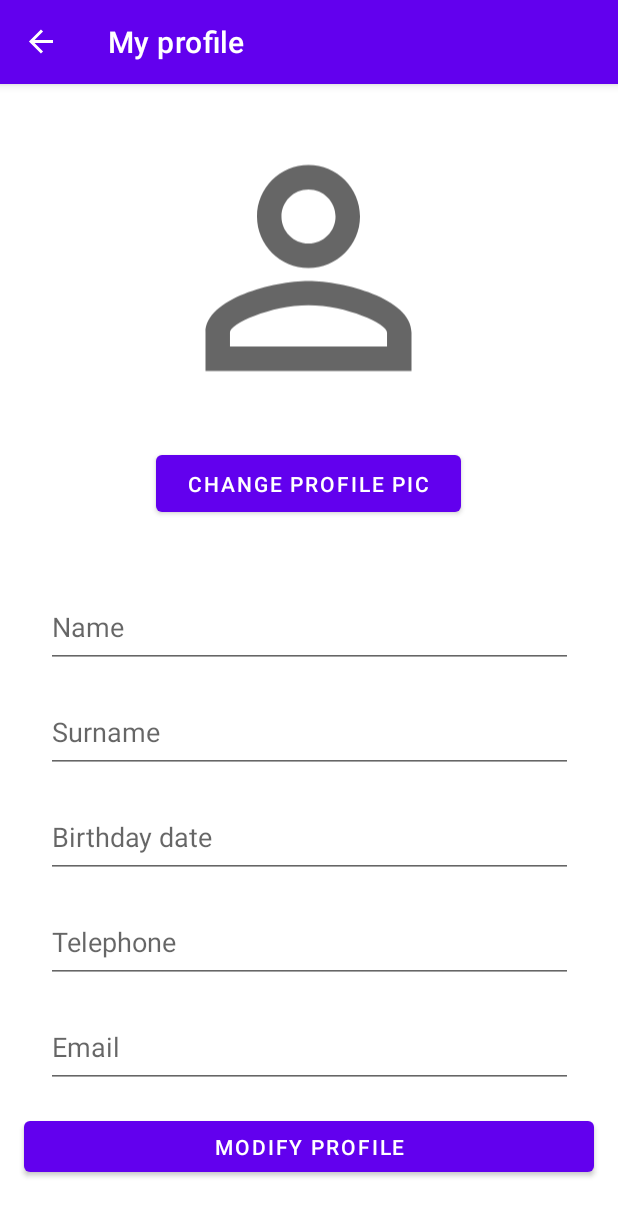
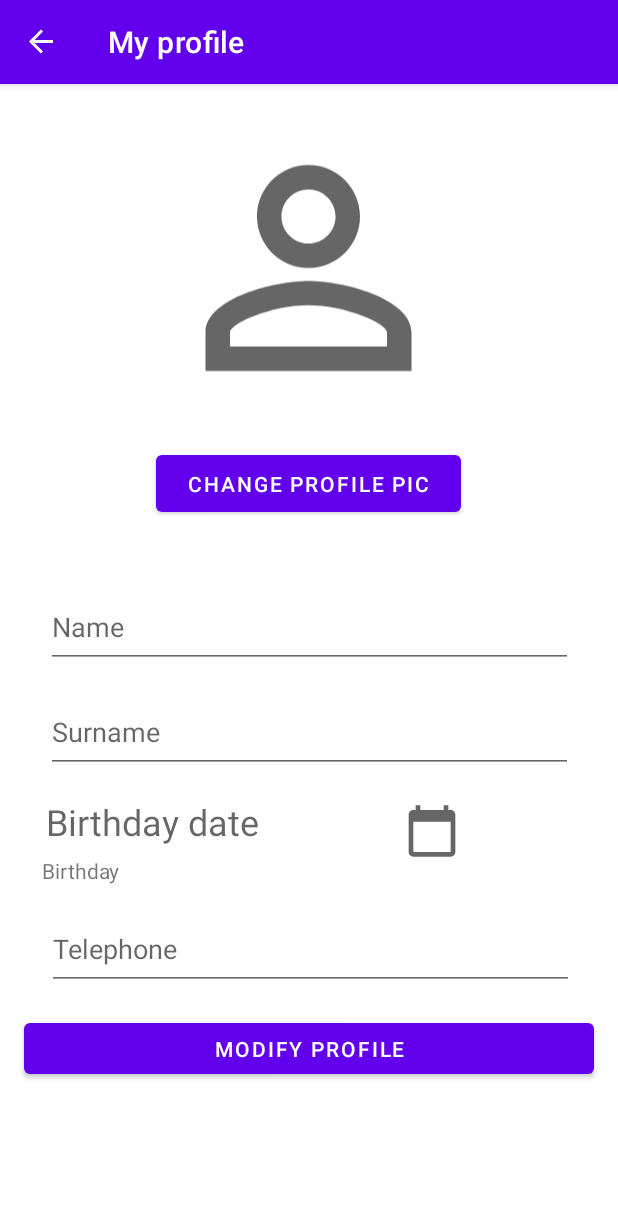
Before and after one commit to gianluca-pepe/eatwithme, an Android app: the MyProfileFragment screen opened through its navigation route, on a phone screen of 412 x 824 dp. Shown: the top 1216 px of the screen. Run offline under Robolectric (Android 15) with nearby library versions, the phone set to English and light mode, and no system bars; our stand-ins replace Firebase (no records; nobody signed in at launch, a user with empty details on screens opened directly), navigation-ui.

Commit message:
Connect my profile section with Firestore
Check if user info are stored in Firestore otherwise stores theme. Update user information in "MyProfileFragment"

```diff
--- a/app/src/main/java/com/brugia/eatwithme/LoginRegisterActivity.kt
+++ b/app/src/main/java/com/brugia/eatwithme/LoginRegisterActivity.kt
@@ -5,6 +5,8 @@ import android.content.Intent
 import androidx.appcompat.app.AppCompatActivity
 import android.os.Bundle
 import android.widget.Toast
+import com.brugia.eatwithme.createtable.CreateTableViewModel
+import com.brugia.eatwithme.myprofile.MyProfileViewModel
 import com.firebase.ui.auth.AuthMethodPickerLayout
 import com.firebase.ui.auth.AuthUI
 import com.firebase.ui.auth.IdpResponse
--- a/app/src/main/java/com/brugia/eatwithme/MainActivity.kt
+++ b/app/src/main/java/com/brugia/eatwithme/MainActivity.kt
@@ -13,6 +13,7 @@ import androidx.navigation.ui.AppBarConfiguration
 import androidx.navigation.ui.navigateUp
 import androidx.navigation.ui.setupActionBarWithNavController
 import androidx.navigation.ui.setupWithNavController
+import com.brugia.eatwithme.myprofile.MyProfileViewModel
 import com.google.android.material.navigation.NavigationView
 import com.google.firebase.auth.FirebaseAuth
 import com.google.firebase.auth.ktx.auth
@@ -24,6 +25,7 @@ class MainActivity : AppCompatActivity() {
     private lateinit var appBarConfiguration: AppBarConfiguration
     private lateinit var drawerLayout: DrawerLayout
     private lateinit var destinationListener: NavController.OnDestinationChangedListener
+    private val personViewModel: MyProfileViewModel = MyProfileViewModel()
 
     override fun onCreate(savedInstanceState: Bundle?) {
         super.onCreate(savedInstanceState)
@@ -33,7 +35,10 @@ class MainActivity : AppCompatActivity() {
         if (FirebaseAuth.getInstance().currentUser == null) {
             startActivity(Intent(this, LoginRegisterActivity::class.java))
             this.finish()
+        }else{
+            personViewModel.checkPersonData()//check if person data are loaded and load them
         }
+
 
 
         val navHostFragment = supportFragmentManager.
--- a/app/src/main/java/com/brugia/eatwithme/MyProfileFragment.kt
+++ /dev/null
@@ -1,57 +0,0 @@
-package com.brugia.eatwithme
-
-import android.os.Bundle
-import androidx.fragment.app.Fragment
-import android.view.LayoutInflater
-import android.view.View
-import android.view.ViewGroup
-
-// TODO: Rename parameter arguments, choose names that match
-// the fragment initialization parameters, e.g. ARG_ITEM_NUMBER
-private const val ARG_PARAM1 = "param1"
-private const val ARG_PARAM2 = "param2"
-
-/**
- * A simple [Fragment] subclass.
- * Use the [MyProfileFragment.newInstance] factory method to
- * create an instance of this fragment.
- */
-class MyProfileFragment : Fragment() {
-    // TODO: Rename and change types of parameters
-    private var param1: String? = null
-    private var param2: String? = null
-
-    override fun onCreate(savedInstanceState: Bundle?) {
-        super.onCreate(savedInstanceState)
-        arguments?.let {
-            param1 = it.getString(ARG_PARAM1)
-            param2 = it.getString(ARG_PARAM2)
-        }
-    }
-
-    override fun onCreateView(inflater: LayoutInflater, container: ViewGroup?,
-                              savedInstanceState: Bundle?): View? {
-        // Inflate the layout for this fragment
-        return inflater.inflate(R.layout.fragment_my_profile, container, false)
-    }
-
-    companion object {
-        /**
-         * Use this factory method to create a new instance of
-         * this fragment using the provided parameters.
-         *
-         * @param param1 Parameter 1.
-         * @param param2 Parameter 2.
-         * @return A new instance of fragment MyProfileFragment.
-         */
-        // TODO: Rename and change types and number of parameters
-        @JvmStatic
-        fun newInstance(param1: String, param2: String) =
-                MyProfileFragment().apply {
-                    arguments = Bundle().apply {
-                        putString(ARG_PARAM1, param1)
-                        putString(ARG_PARAM2, param2)
-                    }
-                }
-    }
-}
--- a/app/src/main/java/com/brugia/eatwithme/data/Person.kt
+++ b/app/src/main/java/com/brugia/eatwithme/data/Person.kt
@@ -4,16 +4,18 @@
 
 package com.brugia.eatwithme.data
 
+import com.google.firebase.Timestamp
 import java.util.*
 import kotlin.collections.ArrayList
 
 
-data class Person constructor(
-    val id: Long,
-    val name: String,
-    val surname: String,
-    val telephone: String,
-    val email: String,
-    val birthday: Date,
+data class Person(
+    val id: String? = null,
+    val name: String? = null,
+    val surname: String? = null,
+    val telephone: String? = null,
+    val email: String? = null,
+    val birthday: String? = null,
+    val profile_pic: String? = null,
     val preferences: ArrayList<String>
 )
--- /dev/null
+++ b/app/src/main/java/com/brugia/eatwithme/myprofile/MyProfileFragment.kt
@@ -0,0 +1,119 @@
+package com.brugia.eatwithme
+
+import android.R.string
+import android.os.Bundle
+import android.view.LayoutInflater
+import android.view.View
+import android.view.ViewGroup
+import android.widget.Button
+import android.widget.ImageView
+import android.widget.TextView
+import android.widget.Toast
+import androidx.fragment.app.Fragment
+import com.brugia.eatwithme.datetimepickers.DatePickerFragment
+import com.brugia.eatwithme.myprofile.MyProfileViewModel
+import com.google.android.material.textfield.TextInputEditText
+import java.text.SimpleDateFormat
+import java.util.*
+
+
+class MyProfileFragment : Fragment() {
+
+    private val calendar: Calendar = Calendar.getInstance()
+    private val personViewModel: MyProfileViewModel = MyProfileViewModel()
+
+    private lateinit var pers_name: TextInputEditText
+    private lateinit var pers_surname: TextInputEditText
+    private lateinit var pers_birthday: TextView
+    private lateinit var pers_birthday_calendar: ImageView
+    private lateinit var pers_telephone: TextInputEditText
+    private lateinit var pers_email: TextInputEditText
+    private lateinit var modifyProfile: Button
+
+    private val datePicker = DatePickerFragment(::onDateSet)
+
+    override fun onCreateView(inflater: LayoutInflater, container: ViewGroup?,
+                              savedInstanceState: Bundle?): View? {
+        // Inflate the layout for this fragment
+        val view = inflater.inflate(R.layout.fragment_my_profile, container, false)
+
+        pers_name = view.findViewById(R.id.input_user_name)
+        pers_surname = view.findViewById(R.id.input_user_surname)
+        pers_birthday = view.findViewById(R.id.input_user_birthday)
+        pers_birthday_calendar = view.findViewById(R.id.img_user_calendar)
+        //pers_email = view.findViewById(R.id.input_user_mail)
+        pers_telephone = view.findViewById(R.id.input_user_telephone)
+        modifyProfile = view.findViewById(R.id.btn_modify_profile)
+
+        personViewModel.checkPersonData()//check if person data are loaded and load them
+
+        //Fill variables from DB
+        personViewModel.myprofileLiveData.observe(viewLifecycleOwner, {
+            pers_name.setText(it.name)
+            pers_surname.setText(it.surname)
+            pers_birthday.text = it.birthday?.toString() ?: ""
+            pers_telephone.setText(it.telephone)
+        })
+
+        pers_birthday_calendar.setOnClickListener { this.showDatePickerDialog() }
+        modifyProfile.setOnClickListener { this.modifyProfile() }
+
+        return view
+    }
+
+    fun modifyProfile(){
+        var ok: Boolean = true
+
+        //Update user info
+        if(pers_name.text.toString() == ""){
+            ok = false
+            Toast.makeText(context, "Insert your name", Toast.LENGTH_SHORT).show()
+        }
+        if(pers_surname.text.toString() == ""){
+            ok = false
+            Toast.makeText(context, "Insert your surname", Toast.LENGTH_SHORT).show()
+        }
+        if(pers_birthday.text.toString() == ""){
+            ok = false
+            Toast.makeText(context, "Insert your birthday date", Toast.LENGTH_SHORT).show()
+        }
+        if(pers_telephone.text.toString() == ""){
+            ok = false
+            Toast.makeText(context, "Insert your telephone", Toast.LENGTH_SHORT).show()
+        }
+
+        if(ok){
+
+            //val datebirth = SimpleDateFormat("yyyy/MM/dd").parse(pers_birthday.text.toString())
+            personViewModel.updateCurrentPerson(
+                    name = pers_name.text.toString(),
+                    surname = pers_surname.text.toString(),
+                    telephone = pers_telephone.text.toString(),
+                    birthday = pers_birthday.text.toString()
+            )
+
+            Toast.makeText(context, "Profile info succesfully modified", Toast.LENGTH_SHORT).show()
+        }
+    }
+
+    private fun showDatePickerDialog() {
+        datePicker.show(this.requireActivity().supportFragmentManager, "datePicker")
+    }
+
+    private fun onDateSet(year: Int, month: Int, day: Int) {
+        var dateString: String = "$year"
+        if(month>9){
+            dateString = "$dateString/$month"
+        }else{
+            dateString = "$dateString/0$month"
+        }
+
+        if(day>9){
+            dateString = "$dateString/$day"
+        }else{
+            dateString = "$dateString/0$day"
+        }
+        pers_birthday.setText(dateString)
+
+    }
+}
--- /dev/null
+++ b/app/src/main/java/com/brugia/eatwithme/myprofile/MyProfileViewModel.kt
@@ -0,0 +1,170 @@
+package com.brugia.eatwithme.myprofile
+
+import android.content.ContentValues.TAG
+import android.util.Log
+import androidx.lifecycle.MutableLiveData
+import androidx.lifecycle.ViewModel
+import com.brugia.eatwithme.data.Person
+import com.google.firebase.Timestamp
+import com.google.firebase.auth.FirebaseAuth
+import com.google.firebase.firestore.ktx.firestore
+import com.google.firebase.ktx.Firebase
+import java.util.*
+
+class MyProfileViewModel: ViewModel() {
+    private val db = Firebase.firestore
+    private val personID: String =  FirebaseAuth.getInstance().currentUser?.uid.toString()
+
+    val myprofileLiveData: MutableLiveData<Person> = MutableLiveData(
+        Person(
+            id = personID,
+            name = null,
+            surname = null,
+            telephone = null,
+            email = FirebaseAuth.getInstance().currentUser?.email,
+            birthday = null,
+            profile_pic = null,
+            preferences = arrayListOf<String>()
+        )
+    )
+
+    fun createPerson(name:String?, surname:String?, telephone:String?, birthday:String?, profile_pic:String?, preferences: ArrayList<String> = arrayListOf<String>()) {
+
+        myprofileLiveData.value = myprofileLiveData.value?.copy(
+                id = personID,
+                name = name,
+                surname = surname,
+                telephone = telephone,
+                email = FirebaseAuth.getInstance().currentUser?.email,
+                birthday = birthday,
+                profile_pic = profile_pic,
+                preferences = preferences
+        )
+
+        //create the document whose name is the id of the person (from FireBase)
+        myprofileLiveData.value?.let {
+            db.collection("Users").document(personID).set(it)
+        }
+    }
+
+    //Function to get the current user..
+    fun getCurrentPerson(){
+
+        //Obtain the document whoose id field is = personID
+        val docRef = db.collection("Users").document(personID)
+
+        docRef.get()
+                .addOnSuccessListener { document ->
+                    //document exists?
+                    if (document.data != null) {
+                        //Load the current document
+                        //Log.d(TAG, "${document.id} => ${document.data}")
+                        myprofileLiveData.value = myprofileLiveData.value?.copy(
+                                id = document.getString("id"),
+                                name = document.getString("name"),
+                                surname = document.getString("surname"),
+                                telephone = document.getString("telephone"),
+                                email = document.getString("email"),
+                                birthday = document.getString("birthday"),
+                                profile_pic = document.getString("profile_pic"),
+                                preferences = arrayListOf<String>()
+                        )
+                    } else {
+                        //document not found
+                        Log.d(TAG, "No such document")
+                    }
+                }
+                .addOnFailureListener { exception ->
+                    Log.w(TAG, "Error getting documents: ", exception)
+                }
+
+        /*
+        TO DO:
+            Manage preferences
+        */
+    }
+
+    //Update person data on db
+    fun updateCurrentPerson(name:String?, surname:String?, telephone:String?, birthday:String?, profile_pic:String? = null, preferences: ArrayList<String> = arrayListOf<String>()){
+        //Obtain the document whoose id field is = personID
+        val docRef = db.collection("Users").document(personID)
+
+        docRef.get()
+                .addOnSuccessListener { document ->
+                    //document exists?
+                    if (document.data != null) {
+                        //Load the current document
+                        //Log.d(TAG, "${document.id} => ${document.data}")
+                        myprofileLiveData.value = myprofileLiveData.value?.copy(
+                                id = personID,
+                                name = name,
+                                surname = surname,
+                                telephone = telephone,
+                                email = FirebaseAuth.getInstance().currentUser?.email,
+                                birthday = birthday,
+                                profile_pic = profile_pic,
+                                preferences = arrayListOf<String>()
+                        )
+
+                        //Update the document inside DB
+                        myprofileLiveData.value?.let {
+                            db.collection("Users").document(personID).update(mapOf(
+                                    "name" to  it.name,
+                                    "surname" to it.surname,
+                                    "telephone" to it.telephone,
+                                    "email" to it.email,
+                                    "birthday" to it.birthday,
+                                    "profile_pic" to it.profile_pic
+                            ))
+                        }
+
+                    } else {
+                        //document not found
+                        Log.d(TAG, "No such document")
+                    }
+                }
+                .addOnFailureListener { exception ->
+                    Log.w(TAG, "Error getting documents: ", exception)
+                }
+
+    }
+
+    /*Delete current person data from DB (keep care to logout the person on the end and redirect to the login page..)*/
+    fun deleteCurrentPersonData(){
+        //Delete the document of the Person, note that this doesn't delete its subdrirectories
+        db.collection("Users").document(personID)
+                .delete()
+                .addOnSuccessListener { Log.d(TAG, "DocumentSnapshot successfully deleted!") }
+                .addOnFailureListener { e -> Log.w(TAG, "Error deleting document", e) }
+
+    }
+
+    /*
+    * This function check if person data already exists
+    * if not, create the person document into Firestore
+    * if yes, load the data of the person
+    *
+    * We can call this functions without arguments or with arguments (ex: we have the data from Facebook or Google login)
+    *
+    * */
+    fun checkPersonData(name:String? = null, surname:String? = null, telephone:String? = null, birthday:String? = null, profile_pic:String? = null, preferences: ArrayList<String> = arrayListOf<String>()){
+
+        println("ID persona: $personID")
+        val docRef = db.collection("Users").document(personID)
+
+        docRef.get()
+                .addOnSuccessListener { document ->
+                    //document exists?
+                    //println(document.data)
+                    if (document.data != null) {
+                        println("La persona è già presente nel DB..")
+                        getCurrentPerson()
+                    }else{
+                        println("Creazione persona in corso..")
+                        createPerson(name, surname, telephone, birthday, profile_pic, preferences)
+                    }
+                }
+    }
+
+
+}
--- a/app/src/main/res/layout/fragment_my_profile.xml
+++ b/app/src/main/res/layout/fragment_my_profile.xml
@@ -31,17 +31,30 @@
         app:layout_constraintStart_toStartOf="parent"
         app:layout_constraintTop_toBottomOf="@+id/input_user_name" />
 
-    <com.google.android.material.textfield.TextInputEditText
+    <TextView
         android:id="@+id/input_user_birthday"
+        android:layout_width="224dp"
+        android:layout_height="37dp"
+        android:layout_marginStart="16dp"
+        android:layout_marginTop="16dp"
+        android:hint="Birthday date"
+        android:textSize="24sp"
+        app:layout_constraintEnd_toEndOf="parent"
+        app:layout_constraintHorizontal_bias="0.087"
+        app:layout_constraintStart_toStartOf="parent"
+        app:layout_constraintTop_toBottomOf="@+id/input_user_surname" />
+
+    <!--<com.google.android.material.textfield.TextInputEditText
+        android:id="@+id/input_user_mail"
         android:layout_width="351dp"
         android:layout_height="54dp"
         android:layout_marginStart="16dp"
         android:layout_marginTop="16dp"
         android:layout_marginEnd="16dp"
-        android:hint="Birthday date"
+        android:hint="Email"
         app:layout_constraintEnd_toEndOf="parent"
         app:layout_constraintStart_toStartOf="parent"
-        app:layout_constraintTop_toBottomOf="@+id/input_user_surname" />
+        app:layout_constraintTop_toBottomOf="@+id/input_user_telephone" />-->
 
     <com.google.android.material.textfield.TextInputEditText
         android:id="@+id/input_user_telephone"
@@ -52,20 +65,9 @@
         android:layout_marginEnd="16dp"
         android:hint="Telephone"
         app:layout_constraintEnd_toEndOf="parent"
+        app:layout_constraintHorizontal_bias="0.535"
         app:layout_constraintStart_toStartOf="parent"
-        app:layout_constraintTop_toBottomOf="@+id/input_user_birthday" />
-
-    <com.google.android.material.textfield.TextInputEditText
-        android:id="@+id/input_user_mail"
-        android:layout_width="351dp"
-        android:layout_height="54dp"
-        android:layout_marginStart="16dp"
-        android:layout_marginTop="16dp"
-        android:layout_marginEnd="16dp"
-        android:hint="Email"
-        app:layout_constraintEnd_toEndOf="parent"
-        app:layout_constraintStart_toStartOf="parent"
-        app:layout_constraintTop_toBottomOf="@+id/input_user_telephone" />
+        app:layout_constraintTop_toBottomOf="@+id/textView" />
 
     <ImageView
         android:id="@+id/imageView10"
@@ -100,5 +102,26 @@
         app:layout_constraintEnd_toEndOf="parent"
         app:layout_constraintHorizontal_bias="0.519"
         app:layout_constraintStart_toStartOf="parent"
-        app:layout_constraintTop_toBottomOf="@+id/input_user_mail" />
+        app:layout_constraintTop_toBottomOf="@+id/input_user_telephone" />
+
+    <ImageView
+        android:id="@+id/img_user_calendar"
+        android:layout_width="40dp"
+        android:layout_height="37dp"
+        android:layout_marginTop="20dp"
+        android:src="@drawable/ic_baseline_calendar_today_24"
+        app:layout_constraintEnd_toEndOf="parent"
+        app:layout_constraintHorizontal_bias="0.113"
+        app:layout_constraintStart_toEndOf="@+id/input_user_birthday"
+        app:layout_constraintTop_toBottomOf="@+id/input_user_surname" />
+
+    <TextView
+        android:id="@+id/textView"
+        android:layout_width="wrap_content"
+        android:layout_height="wrap_content"
+        android:layout_marginStart="28dp"
+        android:layout_marginTop="2dp"
+        android:text="Birthday"
+        app:layout_constraintStart_toStartOf="parent"
+        app:layout_constraintTop_toBottomOf="@+id/input_user_birthday" />
 </androidx.constraintlayout.widget.ConstraintLayout>
```
